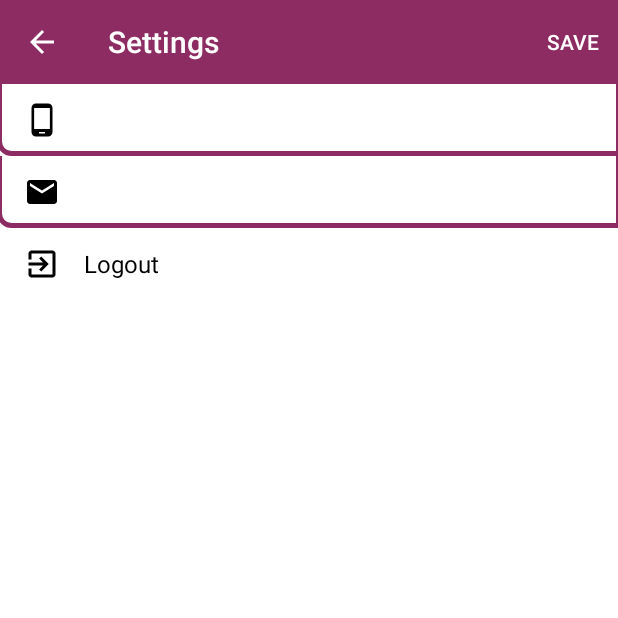
After one commit to doubletapp/izjuminka-android, an Android app: the SettingsActivity screen opened directly, with no data from a screen before it, on a phone screen of 412 x 824 dp, the top half of it. The commit adds this screen. Run offline under Robolectric (Android 15) with nearby library versions, the phone set to English and light mode, and no system bars; our stand-ins replace ButterKnife, Dagger/Hilt's generated code; libraries missing offline, so code that uses them is left out: com.redmadrobot.inputmask, com.vk.sdk; 5 statements that could not run were skipped.

Commit message:
Profile edit

```diff
--- a/Izjuminka/app/src/main/AndroidManifest.xml
+++ b/Izjuminka/app/src/main/AndroidManifest.xml
@@ -31,6 +31,9 @@
                 <action android:name="android.intent.action.MAIN"/>
             </intent-filter>
         </activity>
+        <activity android:name=".view.settings.SettingsActivity"
+                  android:screenOrientation="portrait"
+                  android:theme="@style/Theme.AppCompat.Light.NoActionBar"/>
     </application>
 
 </manifest>
--- a/Izjuminka/app/src/main/java/ru/doubletapp/android/izjuminka/dagger/ApplicationComponent.java
+++ b/Izjuminka/app/src/main/java/ru/doubletapp/android/izjuminka/dagger/ApplicationComponent.java
@@ -9,6 +9,7 @@ import ru.doubletapp.android.izjuminka.api.profile.ProfileModule;
 import ru.doubletapp.android.izjuminka.api.news.NewsModule;
 import ru.doubletapp.android.izjuminka.presenter.NewsPresenter;
 import ru.doubletapp.android.izjuminka.presenter.PresentersModule;
+import ru.doubletapp.android.izjuminka.presenter.SettingsPresenter;
 import ru.doubletapp.android.izjuminka.presenter.login.LoginInfoPresenter;
 import ru.doubletapp.android.izjuminka.presenter.login.LoginPresenter;
 import ru.doubletapp.android.izjuminka.presenter.profile.ProfilePresenter;
@@ -49,5 +50,6 @@ public interface ApplicationComponent {
     @NonNull
     NewsPresenter getNewsPresenter();
 
-    //void inject(NewsPresenter newsPresenter);
+    @NonNull
+    SettingsPresenter getSettingsPresenter();
 }
--- a/Izjuminka/app/src/main/java/ru/doubletapp/android/izjuminka/presenter/PresentersModule.java
+++ b/Izjuminka/app/src/main/java/ru/doubletapp/android/izjuminka/presenter/PresentersModule.java
@@ -9,6 +9,7 @@ import ru.doubletapp.android.izjuminka.api.news.NewsInteractor;
 import ru.doubletapp.android.izjuminka.presenter.login.LoginInfoPresenter;
 import ru.doubletapp.android.izjuminka.presenter.login.LoginPresenter;
 import ru.doubletapp.android.izjuminka.presenter.profile.ProfilePresenter;
+import ru.doubletapp.android.izjuminka.storage.AuthLocalData;
 
 /**
  * Created by hash on 20/10/2017.
@@ -39,4 +40,10 @@ public class PresentersModule {
     NewsPresenter provideNewsPresenter(@NonNull NewsInteractor newsInteractor) {
         return new NewsPresenter(newsInteractor);
     }
+
+    @NonNull
+    @Provides
+    SettingsPresenter provideSettingsPresenter(@NonNull AuthLocalData authLocalData) {
+        return new SettingsPresenter(authLocalData);
+    }
 }
--- /dev/null
+++ b/Izjuminka/app/src/main/java/ru/doubletapp/android/izjuminka/presenter/SettingsPresenter.java
@@ -0,0 +1,27 @@
+package ru.doubletapp.android.izjuminka.presenter;
+
+import android.support.annotation.NonNull;
+import android.widget.Toast;
+
+import ru.doubletapp.android.izjuminka.storage.AuthLocalData;
+import ru.doubletapp.android.izjuminka.view.settings.SettingsFragment;
+
+/**
+ * Created by hash on 21/10/2017.
+ */
+
+public class SettingsPresenter extends BasePresenter<SettingsFragment> {
+
+    @NonNull
+    AuthLocalData mAuthLocalData;
+
+    public SettingsPresenter(@NonNull AuthLocalData authLocalData) {
+        mAuthLocalData = authLocalData;
+    }
+
+    @Override
+    protected void onViewAttached(@NonNull SettingsFragment view) {
+        view.setEmail(mAuthLocalData.getEmail());
+        view.setPhone(mAuthLocalData.getPhone());
+    }
+}
--- a/Izjuminka/app/src/main/java/ru/doubletapp/android/izjuminka/view/profile/ProfileFragment.java
+++ b/Izjuminka/app/src/main/java/ru/doubletapp/android/izjuminka/view/profile/ProfileFragment.java
@@ -18,12 +18,14 @@ import java.util.List;
 
 import butterknife.BindView;
 import butterknife.ButterKnife;
+import butterknife.OnClick;
 import jp.wasabeef.glide.transformations.CropCircleTransformation;
 import ru.doubletapp.android.izjuminka.IzjuminkaApplication;
 import ru.doubletapp.android.izjuminka.R;
 import ru.doubletapp.android.izjuminka.presenter.profile.ProfilePresenter;
 import ru.doubletapp.android.izjuminka.view.BaseActivity;
 import ru.doubletapp.android.izjuminka.view.BaseFragment;
+import ru.doubletapp.android.izjuminka.view.settings.SettingsActivity;
 
 /**
  * Created by hash on 20/10/2017.
@@ -97,4 +99,9 @@ public class ProfileFragment extends BaseFragment<ProfilePresenter> {
     public void setUsername(@NonNull String username) {
         mProfileUsername.setText(username);
     }
+
+    @OnClick(R.id.profile_settings)
+    void onSettingsClick() {
+        SettingsActivity.start(getContext());
+    }
 }
--- /dev/null
+++ b/Izjuminka/app/src/main/java/ru/doubletapp/android/izjuminka/view/settings/SettingsActivity.java
@@ -0,0 +1,35 @@
+package ru.doubletapp.android.izjuminka.view.settings;
+
+import android.content.Context;
+import android.content.Intent;
+import android.os.Bundle;
+import android.support.annotation.Nullable;
+
+import ru.doubletapp.android.izjuminka.R;
+import ru.doubletapp.android.izjuminka.view.BaseActivity;
+
+/**
+ * Created by hash on 21/10/2017.
+ */
+
+public class SettingsActivity extends BaseActivity {
+
+    public static void start(Context context) {
+        Intent starter = new Intent(context, SettingsActivity.class);
+//        starter.putExtra();
+        context.startActivity(starter);
+    }
+
+    @Override
+    protected void onCreate(@Nullable Bundle savedInstanceState) {
+        super.onCreate(savedInstanceState);
+        setContentView(R.layout.activity_fragment_container);
+
+        if (savedInstanceState == null) {
+            getSupportFragmentManager().beginTransaction()
+                    .add(R.id.fragment_container, SettingsFragment.newInstance())
+                    .commit();
+        }
+
+    }
+}
--- /dev/null
+++ b/Izjuminka/app/src/main/java/ru/doubletapp/android/izjuminka/view/settings/SettingsFragment.java
@@ -0,0 +1,128 @@
+package ru.doubletapp.android.izjuminka.view.settings;
+
+import android.os.Bundle;
+import android.support.annotation.NonNull;
+import android.support.annotation.Nullable;
+import android.support.v7.app.ActionBar;
+import android.support.v7.widget.Toolbar;
+import android.view.LayoutInflater;
+import android.view.Menu;
+import android.view.MenuInflater;
+import android.view.MenuItem;
+import android.view.View;
+import android.view.ViewGroup;
+import android.widget.EditText;
+import android.widget.Toast;
+
+import com.redmadrobot.inputmask.MaskedTextChangedListener;
+
+import butterknife.BindView;
+import butterknife.ButterKnife;
+import butterknife.OnClick;
+import ru.doubletapp.android.izjuminka.IzjuminkaApplication;
+import ru.doubletapp.android.izjuminka.R;
+import ru.doubletapp.android.izjuminka.presenter.SettingsPresenter;
+import ru.doubletapp.android.izjuminka.view.BaseActivity;
+import ru.doubletapp.android.izjuminka.view.BaseFragment;
+
+/**
+ * Created by hash on 21/10/2017.
+ */
+
+public class SettingsFragment extends BaseFragment<SettingsPresenter> {
+
+    @BindView(R.id.settings_toolbar)
+    Toolbar mToolbar;
+    @BindView(R.id.settings_phone)
+    EditText mPhoneEdit;
+    @BindView(R.id.settings_email)
+    EditText mEmailEdit;
+
+    private String mPhone;
+
+    public static SettingsFragment newInstance() {
+
+        Bundle args = new Bundle();
+
+        SettingsFragment fragment = new SettingsFragment();
+        fragment.setArguments(args);
+        return fragment;
+    }
+
+    @Override
+    public void onCreate(@Nullable Bundle savedInstanceState) {
+        super.onCreate(savedInstanceState);
+        setHasOptionsMenu(true);
+    }
+
+    @Nullable
+    @Override
+    public View onCreateView(LayoutInflater inflater, @Nullable ViewGroup container, @Nullable Bundle savedInstanceState) {
+        View view = inflater.inflate(R.layout.fragment_settings, container, false);
+        mUnbinder = ButterKnife.bind(this, view);
+        setupView();
+        return view;
+    }
+
+    @Override
+    public void onCreateOptionsMenu(Menu menu, MenuInflater inflater) {
+        inflater.inflate(R.menu.menu_edit_profile, menu);
+    }
+
+    private void setupView() {
+        BaseActivity activity = ((BaseActivity) getActivity());
+        activity.setSupportActionBar(mToolbar);
+        ActionBar bar = activity.getSupportActionBar();
+        if (bar != null) {
+            bar.setDisplayHomeAsUpEnabled(true);
+            bar.setTitle(getString(R.string.settings_title));
+        }
+        mToolbar.setNavigationOnClickListener(view -> getActivity().onBackPressed());
+
+        final MaskedTextChangedListener listener = new MaskedTextChangedListener(
+                "+7 ([000]) [000]-[00]-[00]",
+                true,
+                mPhoneEdit,
+                null,
+                (maskFilled, extractedValue) -> {
+                    mPhone = extractedValue;
+                }
+        );
+        mPhoneEdit.addTextChangedListener(listener);
+        mPhoneEdit.setOnFocusChangeListener(listener);
+        mPhoneEdit.setHint(listener.placeholder());
+    }
+
+    @Override
+    public boolean onOptionsItemSelected(MenuItem item) {
+        switch (item.getItemId()) {
+            case R.id.settings_save:
+                Toast.makeText(getContext(), "SAVE", Toast.LENGTH_SHORT).show();
+                break;
+            default:
+                return false;
+        }
+        return true;
+    }
+
+    @Nullable
+    @Override
+    protected SettingsPresenter createPresenter() {
+        return IzjuminkaApplication
+                .getApplicationComponent(getContext())
+                .getSettingsPresenter();
+    }
+
+    public void setEmail(@NonNull String email) {
+        mEmailEdit.setText(email);
+    }
+
+    public void setPhone(@NonNull String phone) {
+        mPhoneEdit.setText(phone);
+    }
+
+    @OnClick(R.id.settings_logout)
+    void logout() {
+        Toast.makeText(getContext(), "LOGOUT", Toast.LENGTH_SHORT).show();
+    }
+}
--- /dev/null
+++ b/Izjuminka/app/src/main/res/drawable/edittext_background.xml
@@ -0,0 +1,19 @@
+<?xml version="1.0" encoding="utf-8"?>
+<layer-list xmlns:android="http://schemas.android.com/apk/res/android">
+    <item
+        android:bottom="0dp"
+        android:left="-2dp"
+        android:right="-2dp"
+        android:top="-4dp">
+        <shape android:shape="rectangle">
+            <stroke
+                android:width="3dp"
+                android:color="@color/colorPrimary"/>
+
+            <solid android:color="@android:color/transparent"/>
+            <corners
+                android:bottomLeftRadius="8dp"/>
+        </shape>
+    </item>
+
+</layer-list>
--- /dev/null
+++ b/Izjuminka/app/src/main/res/drawable/ic_email.xml
@@ -0,0 +1,9 @@
+<vector xmlns:android="http://schemas.android.com/apk/res/android"
+        android:width="24dp"
+        android:height="24dp"
+        android:viewportWidth="24.0"
+        android:viewportHeight="24.0">
+    <path
+        android:fillColor="#FF000000"
+        android:pathData="M20,4L4,4c-1.1,0 -1.99,0.9 -1.99,2L2,18c0,1.1 0.9,2 2,2h16c1.1,0 2,-0.9 2,-2L22,6c0,-1.1 -0.9,-2 -2,-2zM20,8l-8,5 -8,-5L4,6l8,5 8,-5v2z"/>
+</vector>
--- /dev/null
+++ b/Izjuminka/app/src/main/res/drawable/ic_logout.xml
@@ -0,0 +1,9 @@
+<vector xmlns:android="http://schemas.android.com/apk/res/android"
+        android:width="24dp"
+        android:height="24dp"
+        android:viewportWidth="24.0"
+        android:viewportHeight="24.0">
+    <path
+        android:fillColor="#FF000000"
+        android:pathData="M10.09,15.59L11.5,17l5,-5 -5,-5 -1.41,1.41L12.67,11H3v2h9.67l-2.58,2.59zM19,3H5c-1.11,0 -2,0.9 -2,2v4h2V5h14v14H5v-4H3v4c0,1.1 0.89,2 2,2h14c1.1,0 2,-0.9 2,-2V5c0,-1.1 -0.9,-2 -2,-2z"/>
+</vector>
--- /dev/null
+++ b/Izjuminka/app/src/main/res/drawable/ic_phone.xml
@@ -0,0 +1,9 @@
+<vector xmlns:android="http://schemas.android.com/apk/res/android"
+        android:width="24dp"
+        android:height="24dp"
+        android:viewportWidth="24.0"
+        android:viewportHeight="24.0">
+    <path
+        android:fillColor="#FF000000"
+        android:pathData="M16,1L8,1C6.34,1 5,2.34 5,4v16c0,1.66 1.34,3 3,3h8c1.66,0 3,-1.34 3,-3L19,4c0,-1.66 -1.34,-3 -3,-3zM14,21h-4v-1h4v1zM17.25,18L6.75,18L6.75,4h10.5v14z"/>
+</vector>
--- /dev/null
+++ b/Izjuminka/app/src/main/res/drawable/white_button_background.xml
@@ -0,0 +1,10 @@
+<?xml version="1.0" encoding="utf-8"?>
+<ripple android:color="@color/colorPrimary" xmlns:android="http://schemas.android.com/apk/res/android">
+    <item>
+        <shape
+            android:shape="rectangle">
+            <corners android:radius="3dp"/>
+            <solid android:color="@android:color/background_light"/>
+        </shape>
+    </item>
+</ripple>
--- /dev/null
+++ b/Izjuminka/app/src/main/res/layout/activity_fragment_container.xml
@@ -0,0 +1,5 @@
+<?xml version="1.0" encoding="utf-8"?>
+<FrameLayout xmlns:android="http://schemas.android.com/apk/res/android"
+             android:id="@+id/fragment_container"
+             android:layout_width="match_parent"
+             android:layout_height="match_parent" />
--- /dev/null
+++ b/Izjuminka/app/src/main/res/layout/fragment_settings.xml
@@ -0,0 +1,41 @@
+<?xml version="1.0" encoding="utf-8"?>
+<LinearLayout xmlns:android="http://schemas.android.com/apk/res/android"
+              xmlns:app="http://schemas.android.com/apk/res-auto"
+              android:orientation="vertical"
+              android:layout_width="match_parent"
+              android:layout_height="match_parent"
+              android:background="@android:color/background_light">
+
+    <android.support.v7.widget.Toolbar
+        android:id="@+id/settings_toolbar"
+        android:layout_width="match_parent"
+        android:layout_height="?attr/actionBarSize"
+        android:background="@color/colorPrimary"
+        app:theme="@style/ThemeOverlay.AppCompat.Dark.ActionBar"
+        />
+
+    <EditText
+        android:id="@+id/settings_phone"
+        android:layout_width="match_parent"
+        android:drawableLeft="@drawable/ic_phone"
+        style="@style/settings_edit_style"
+        android:background="@drawable/edittext_background"/>
+
+    <EditText
+        android:id="@+id/settings_email"
+        android:layout_width="match_parent"
+        android:drawableLeft="@drawable/ic_email"
+        style="@style/settings_edit_style"
+        android:background="@drawable/edittext_background"/>
+
+    <TextView
+        android:id="@+id/settings_logout"
+        android:layout_width="match_parent"
+        android:drawableLeft="@drawable/ic_logout"
+        style="@style/settings_edit_style"
+        android:text="@string/settings_logout"
+        android:textColor="@android:color/black"
+        android:background="@drawable/white_button_background"/>
+
+
+</LinearLayout>
--- /dev/null
+++ b/Izjuminka/app/src/main/res/menu/menu_edit_profile.xml
@@ -0,0 +1,7 @@
+<?xml version="1.0" encoding="utf-8"?>
+<menu xmlns:android="http://schemas.android.com/apk/res/android"
+      xmlns:app="http://schemas.android.com/apk/res-auto">
+    <item android:id="@+id/settings_save"
+          android:title="@string/settings_save"
+          app:showAsAction="always"/>
+</menu>
--- a/Izjuminka/app/src/main/res/values/strings.xml
+++ b/Izjuminka/app/src/main/res/values/strings.xml
@@ -18,4 +18,7 @@
     <string name="info_invalid_phone">Phone is not valid</string>
     <string name="edit">edit</string>
     <string name="view">view</string>
+    <string name="settings_title">Settings</string>
+    <string name="settings_save">save</string>
+    <string name="settings_logout">Logout</string>
 </resources>
--- a/Izjuminka/app/src/main/res/values/styles.xml
+++ b/Izjuminka/app/src/main/res/values/styles.xml
@@ -10,4 +10,12 @@
         <item name="android:textColorPrimary">@android:color/black</item>
     </style>
 
+    <style name="settings_edit_style">
+        <item name="android:layout_height">48dp</item>
+        <item name="android:paddingLeft">16dp</item>
+        <item name="android:textSize">16sp</item>
+        <item name="android:drawablePadding">16dp</item>
+        <item name="android:gravity">center_vertical</item>
+    </style>
+
 </resources>
```
Also changed, not shown: 1 other file.
